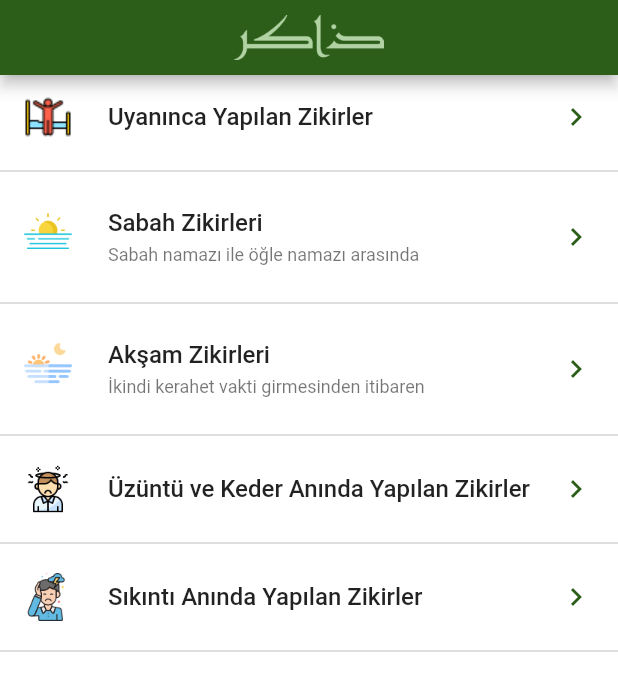
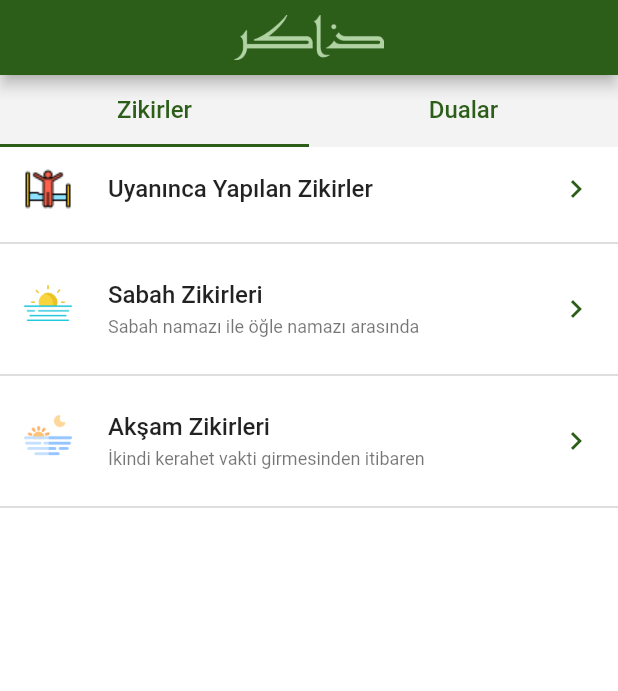
Before and after one commit to embeddeddreams/zakir, a Flutter app: the screen it shows after launch, on a phone screen of 412 x 824 dp. Shown: the top 691 px of the screen. Run offline on Flutter 3.47's test engine with Material 2 defaults, Android fonts, the phone set to English and light mode, and no system bars; our stand-ins replace audioplayers, google_fonts, shared_preferences, sliding_up_panel.

Commit message:
two tabs in main screen

```diff
--- a/assets/data/data.json
+++ b/assets/data/data.json
@@ -425,10 +425,7 @@
         "authenticity": "",
         "reference": "Bkz. Buharî, Fethu’l-Bâri (11/101), Müslim (4/2075)",
         "count": 100,
-        "types": [
-            0,
-            1
-        ]
+        "types": []
     },
     {
         "text": "اَلْحَمْدُ لِلّٰهِ الَّذِي أَخْيَانَا بَعْدَمَا أَمَاتَنَا وَإِلَيْهِ النُّشُورِ",
--- a/lib/main.dart
+++ b/lib/main.dart
@@ -44,12 +44,14 @@ class MyHomePage extends StatefulWidget {
   _MyHomePageState createState() => _MyHomePageState();
 }
 
-class _MyHomePageState extends State<MyHomePage> {
+class _MyHomePageState extends State<MyHomePage> with TickerProviderStateMixin {
+  TabController _tabController;
   int _lastIndex = 0;
   int _lastType;
 
   @override
   void initState() {
+    _tabController = new TabController(vsync: this, length: 2);
     _getLastPosition();
     super.initState();
   }
@@ -75,7 +77,43 @@ class _MyHomePageState extends State<MyHomePage> {
         ),
       ),
       backgroundColor: Colors.white,
-      body: Stack(
+      body: Column(
+        children: <Widget>[
+          new Container(
+            decoration: new BoxDecoration(color: AppColors.greyLight),
+            child: new TabBar(
+                controller: _tabController,
+                indicatorColor: AppColors.green,
+                indicatorSize: TabBarIndicatorSize.tab,
+                tabs: [
+                  Tab(
+                    child: Text(
+                      "Zikirler",
+                      style: TextStyle(
+                        color: AppColors.green,
+                        fontSize: 16,
+                        fontWeight: FontWeight.w500,
+                      ),
+                    ),
+                  ),
+                  Tab(
+                    child: Text(
+                      "Dualar",
+                      style: TextStyle(
+                        color: AppColors.green,
+                        fontSize: 16,
+                        fontWeight: FontWeight.w500,
+                      ),
+                    ),
+                  ),
+                ]),
+          ),
+          Expanded(
+            child: Container(
+              child: TabBarView(
+                controller: _tabController,
+                children: [
+                  Stack(
                     children: <Widget>[
                       ListView(
                         children: <Widget>[
@@ -94,17 +132,8 @@ class _MyHomePageState extends State<MyHomePage> {
                             "Akşam Zikirleri",
                             ZikirType.Evening.index,
                             AppIcons.evening,
-                subtitle: "İkindi kerahet vakti girmesinden itibaren",
-              ),
-              _listItem(
-                "Üzüntü ve Keder Anında Yapılan Zikirler",
-                ZikirType.Sadness.index,
-                AppIcons.sadness,
-              ),
-              _listItem(
-                "Sıkıntı Anında Yapılan Zikirler",
-                ZikirType.Trouble.index,
-                AppIcons.trouble,
+                            subtitle:
+                                "İkindi kerahet vakti girmesinden itibaren",
                           ),
                         ],
                       ),
@@ -117,20 +146,23 @@ class _MyHomePageState extends State<MyHomePage> {
                                   margin: EdgeInsets.all(20),
                                   decoration: BoxDecoration(
                                     borderRadius: BorderRadius.circular(5),
-                        border: Border.all(width: 1, color: AppColors.green),
+                                    border: Border.all(
+                                        width: 1, color: AppColors.green),
                                   ),
                                   child: FlatButton(
                                     // padding: EdgeInsets.zero,
                                     child: Text(
                                       "Kaldığın zikirden devam et",
-                          style:
-                              TextStyle(color: AppColors.green.withAlpha(200)),
+                                      style: TextStyle(
+                                          color:
+                                              AppColors.green.withAlpha(200)),
                                     ),
                                     onPressed: () {
                                       Navigator.of(context)
                                           .push(
                                         MaterialPageRoute(
-                              builder: (BuildContext context) => ZikirPage(
+                                          builder: (BuildContext context) =>
+                                              ZikirPage(
                                             type: _lastType,
                                             lastIndex: _lastIndex,
                                           ),
@@ -145,6 +177,30 @@ class _MyHomePageState extends State<MyHomePage> {
                               ),
                             )
                           : Container(),
+                    ],
+                  ),
+                  Stack(
+                    children: <Widget>[
+                      ListView(
+                        children: <Widget>[
+                          _listItem(
+                            "Üzüntü ve Keder Anında Yapılan Dualar",
+                            ZikirType.Sadness.index,
+                            AppIcons.sadness,
+                          ),
+                          _listItem(
+                            "Sıkıntı Anında Yapılan Dualar",
+                            ZikirType.Trouble.index,
+                            AppIcons.trouble,
+                          ),
+                        ],
+                      ),
+                    ],
+                  ),
+                ],
+              ),
+            ),
+          ),
         ],
       ),
     );
```
Lines whose indentation alone changed are shown as unchanged.
